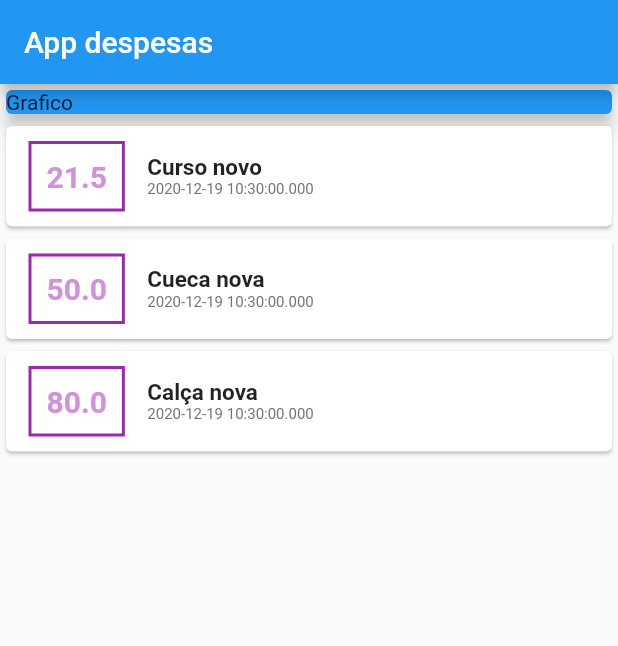
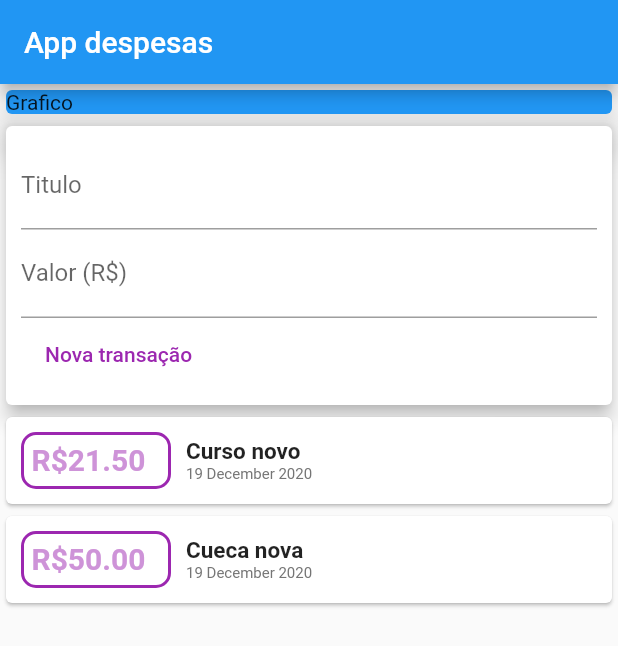
Before and after one commit to GuhSntLean/PersonMoney-Flutter, a Flutter app: the screen it shows after launch, on a phone screen of 412 x 824 dp. Shown: the top 646 px of the screen. Run offline on Flutter 3.47's test engine with Material 2 defaults, Android fonts, the phone set to English and light mode, and no system bars.

Commit message:
Aplicando os widgets e ScrollView

```diff
--- a/lib/main.dart
+++ b/lib/main.dart
@@ -1,5 +1,5 @@
 import 'package:flutter/material.dart';
-import 'model/Transaction.dart';
+import 'package:person_money/widgets/TransactionUser.dart';
 
 void main() => runApp(PesonMoney());
 
@@ -11,93 +11,27 @@ class PesonMoney extends StatelessWidget {
 }
 
 class _MyHomePage extends StatelessWidget {
-  final List<Transaction> _transaction = [
-    Transaction(
-      id: 't1',
-      title: 'Curso novo',
-      value: 21.50,
-      date: DateTime.now(),
-    ),
-    Transaction(
-      id: 't2',
-      title: 'Cueca nova',
-      value: 50.00,
-      date: DateTime.now(),
-    ),
-    Transaction(
-      id: 't3',
-      title: 'Calça nova',
-      value: 80.00,
-      date: DateTime.now(),
-    ),
-  ];
-
   @override
   Widget build(BuildContext context) {
     return Scaffold(
         appBar: AppBar(
           title: Text('App despesas'),
         ),
-        body: Column(
-          mainAxisAlignment: MainAxisAlignment.start,
-          crossAxisAlignment: CrossAxisAlignment.start,
+        body: SingleChildScrollView(
+          child: Column(
+            crossAxisAlignment: CrossAxisAlignment.stretch,
             children: <Widget>[
               Container(
                 width: double.infinity,
                 child: Card(
                   color: Colors.blue,
                   child: Text('Grafico'),
-                elevation: 5,
+                  elevation: 10,
                 ),
               ),
-            Column(
-              children: _transaction.map((transaction) {
-                return Card(
-                  child: Row(
-                    children: <Widget>[
-                      Container(
-                        margin: EdgeInsets.symmetric(
-                          horizontal: 15,
-                          vertical: 10,
-                        ),
-                        decoration: BoxDecoration(
-                            border: Border.all(
-                          color: Colors.purple,
-                          width: 2,
-                        )),
-                        padding: EdgeInsets.all(10),
-                        child: Text(transaction.value.toString(),
-                            style: TextStyle(
-                              fontWeight: FontWeight.bold,
-                              fontSize: 20,
-                              color: Colors.purple[200],
-                            )),
-                      ),
-                      Column(
-                        crossAxisAlignment: CrossAxisAlignment.start,
-                        children: <Widget>[
-                          Text(
-                            transaction.title,
-                            style: TextStyle(
-                              fontWeight: FontWeight.bold,
-                              fontSize: 15,
-                            ),
-                          ),
-                          Text(
-                            transaction.date.toString(),
-                            style: TextStyle(
-                              fontSize: 10,
-                              color: Colors.grey[600],
-                            ),
-                          ),
-                        ],
-                      )
+              TransactionUser(),
             ],
           ),
-                );
-              }).toList(),
-            ),
-          ],
         ));
   }
 }
--- /dev/null
+++ b/lib/widgets/TransactionForm.dart
@@ -0,0 +1,47 @@
+import 'package:flutter/material.dart';
+
+class TransactionForm extends StatelessWidget {
+  final titleController = TextEditingController();
+  final valueController = TextEditingController();
+
+  final void Function(String, double) onSubmit;
+
+  TransactionForm(this.onSubmit);
+
+  @override
+  Widget build(BuildContext context) {
+    return Card(
+      elevation: 5,
+      child: Padding(
+        padding: const EdgeInsets.all(10),
+        child: Column(
+          children: [
+            TextField(
+              controller: titleController,
+              decoration: InputDecoration(
+                labelText: 'Titulo',
+              ),
+            ),
+            TextField(
+              controller: valueController,
+              decoration: InputDecoration(
+                labelText: 'Valor (R\$)',
+              ),
+            ),
+            Row(mainAxisAlignment: MainAxisAlignment.start, children: [
+              FlatButton(
+                onPressed: () {
+                  final title = titleController.text;
+                  final value = double.tryParse(valueController.text) ?? 0.0;
+                  onSubmit(title, value);
+                },
+                textColor: Colors.purple,
+                child: Text('Nova transação'),
+              )
+            ])
+          ],
+        ),
+      ),
+    );
+  }
+}
--- /dev/null
+++ b/lib/widgets/TransactionList.dart
@@ -0,0 +1,66 @@
+import 'package:flutter/material.dart';
+import '../model/Transaction.dart';
+import 'package:intl/intl.dart';
+
+class TransactionList extends StatelessWidget {
+  final List<Transaction> _transaction;
+
+  TransactionList(this._transaction);
+
+  @override
+  Widget build(BuildContext context) {
+    return SingleChildScrollView(
+      child: Column(
+        children: _transaction.map((transaction) {
+          return Card(
+            child: Row(
+              children: <Widget>[
+                Container(
+                  width: 100,
+                  height: 38,
+                  margin: EdgeInsets.symmetric(
+                    horizontal: 10,
+                    vertical: 10,
+                  ),
+                  decoration: BoxDecoration(
+                    border: Border.all(
+                      color: Colors.purple,
+                      width: 2,
+                    ),
+                    borderRadius: BorderRadius.all(Radius.circular(10)),
+                  ),
+                  padding: EdgeInsets.all(5),
+                  child: Text('R\$${transaction.value.toStringAsFixed(2)}',
+                      style: TextStyle(
+                        fontWeight: FontWeight.bold,
+                        fontSize: 20,
+                        color: Colors.purple[200],
+                      )),
+                ),
+                Column(
+                  crossAxisAlignment: CrossAxisAlignment.start,
+                  children: <Widget>[
+                    Text(
+                      transaction.title,
+                      style: TextStyle(
+                        fontWeight: FontWeight.bold,
+                        fontSize: 15,
+                      ),
+                    ),
+                    Text(
+                      DateFormat('d MMMM y').format(transaction.date),
+                      style: TextStyle(
+                        fontSize: 10,
+                        color: Colors.grey[600],
+                      ),
+                    ),
+                  ],
+                )
+              ],
+            ),
+          );
+        }).toList(),
+      ),
+    );
+  }
+}
--- /dev/null
+++ b/lib/widgets/TransactionUser.dart
@@ -0,0 +1,50 @@
+import 'dart:math';
+
+import 'package:flutter/material.dart';
+import 'TransactionForm.dart';
+import 'TransactionList.dart';
+import '../model/Transaction.dart';
+
+class TransactionUser extends StatefulWidget {
+  @override
+  _TransactionUserState createState() => _TransactionUserState();
+}
+
+class _TransactionUserState extends State<TransactionUser> {
+  final List<Transaction> _transaction = [
+    Transaction(
+      id: 't1',
+      title: 'Curso novo',
+      value: 21.50,
+      date: DateTime.now(),
+    ),
+    Transaction(
+      id: 't2',
+      title: 'Cueca nova',
+      value: 50.00,
+      date: DateTime.now(),
+    ),
+  ];
+
+  _addTransaction(String title, double value) {
+    final newTransaction = Transaction(
+        id: Random().nextDouble().toString(),
+        title: title,
+        value: value,
+        date: DateTime.now());
+
+    setState(() {
+      _transaction.add(newTransaction);
+    });
+  }
+
+  @override
+  Widget build(BuildContext context) {
+    return Column(
+      children: [
+        TransactionForm(_addTransaction),
+        TransactionList(_transaction),
+      ],
+    );
+  }
+}
```
Also changed, not shown: pubspec.yaml (+4 -41 lines), pubspec.lock. Lines whose indentation alone changed are shown as unchanged.
